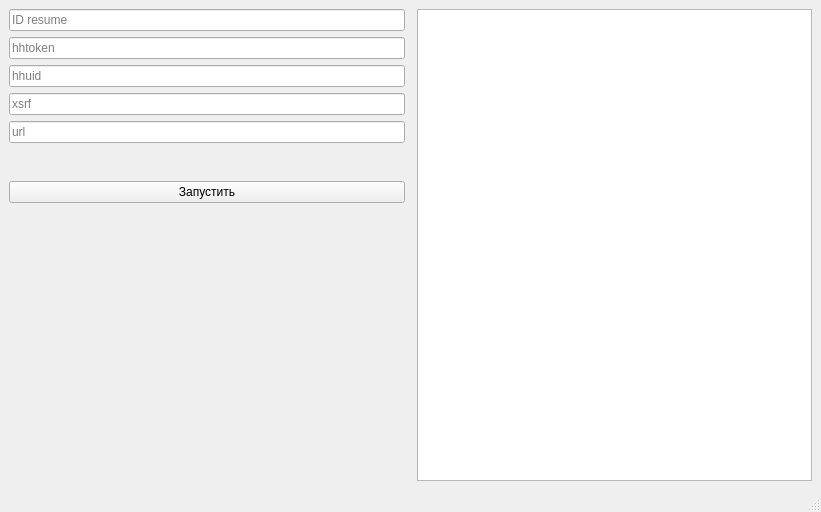
This is HeadHunterBot/mainwindow.ui in imitatehappiness/QtHeadHunterBot as Qt 5 draws it before an edit. The edited form follows.
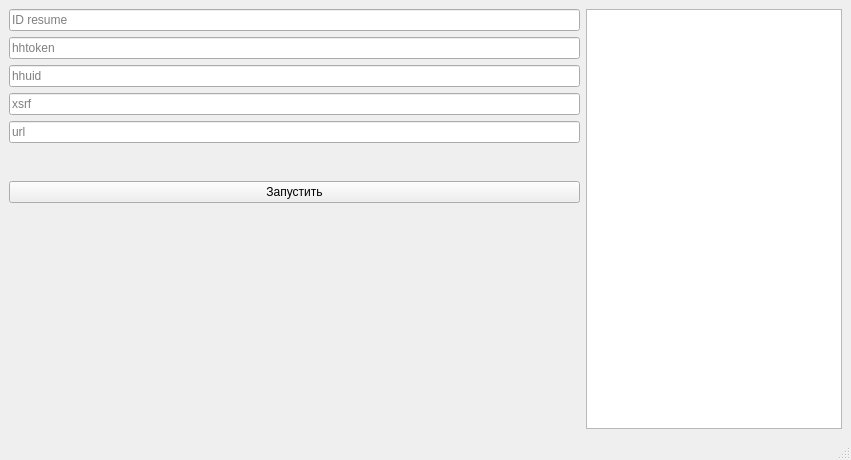
This is the edited form. Icons and pictures are not drawn.

What changed in the file:
```diff
--- a/HeadHunterBot/mainwindow.ui
+++ b/HeadHunterBot/mainwindow.ui
@@ -6,22 +6,28 @@
    <rect>
     <x>0</x>
     <y>0</y>
-    <width>821</width>
-    <height>512</height>
+    <width>851</width>
+    <height>460</height>
    </rect>
   </property>
   <property name="sizePolicy">
-   <sizepolicy hsizetype="Preferred" vsizetype="Preferred">
+   <sizepolicy hsizetype="Expanding" vsizetype="Expanding">
     <horstretch>0</horstretch>
     <verstretch>0</verstretch>
    </sizepolicy>
   </property>
   <property name="minimumSize">
    <size>
-    <width>0</width>
+    <width>800</width>
     <height>0</height>
    </size>
   </property>
+  <property name="maximumSize">
+   <size>
+    <width>16777215</width>
+    <height>16777215</height>
+   </size>
+  </property>
   <property name="windowTitle">
    <string>hh-bot</string>
   </property>
@@ -41,9 +47,6 @@
       </property>
      </widget>
     </item>
-    <item row="0" column="3" rowspan="5">
-     <widget class="QTextBrowser" name="tE_logInfo"/>
-    </item>
     <item row="1" column="1">
      <spacer name="verticalSpacer_2">
       <property name="orientation">
@@ -114,7 +117,23 @@
       </item>
      </layout>
     </item>
-    <item row="4" column="1" colspan="2">
+    <item row="0" column="2" rowspan="5" colspan="2">
+     <widget class="QTextBrowser" name="tE_logInfo">
+      <property name="sizePolicy">
+       <sizepolicy hsizetype="Expanding" vsizetype="Expanding">
+        <horstretch>0</horstretch>
+        <verstretch>0</verstretch>
+       </sizepolicy>
+      </property>
+      <property name="minimumSize">
+       <size>
+        <width>0</width>
+        <height>0</height>
+       </size>
+      </property>
+     </widget>
+    </item>
+    <item row="4" column="1">
      <spacer name="verticalSpacer">
       <property name="orientation">
        <enum>Qt::Vertical</enum>
```
Left out of the diff: 2 changed lines with no effect on the pictures.
